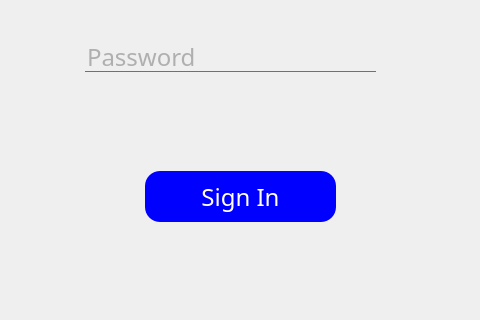
This is mainwindow.ui in medoussemaboussida/Royal-Travelers as Qt 5 draws it before an edit; both pictures show x 285 to 765 and y 369 to 689 of the 1043 by 689 pixel window. The edited form follows.
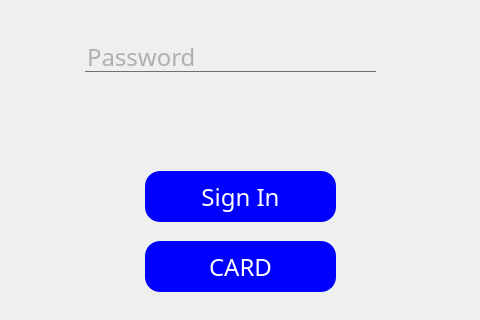
This is the edited form. Icons and pictures are not drawn.

Patch:
```diff
--- a/mainwindow.ui
+++ b/mainwindow.ui
@@ -152,6 +152,19 @@
       <pixmap>../Arrière-plan (1).png</pixmap>
      </property>
     </widget>
+    <widget class="QPushButton" name="pushButton_3">
+     <property name="geometry">
+      <rect>
+       <x>420</x>
+       <y>610</y>
+       <width>191</width>
+       <height>51</height>
+      </rect>
+     </property>
+     <property name="text">
+      <string>CARD</string>
+     </property>
+    </widget>
    </widget>
   </widget>
   <widget class="QStatusBar" name="statusBar"/>
```
